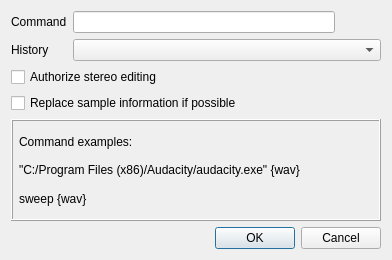
Qt form sources/editor/tools/external_command/toolexternalcommand_gui.ui (davy7125/polyphone) before a commit.
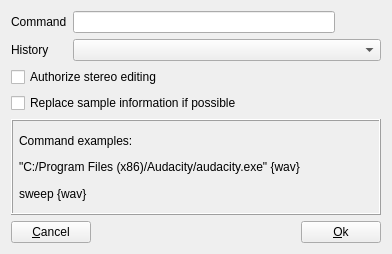
The same form after that commit. Icons and pictures are not drawn.

```diff
--- a/sources/editor/tools/external_command/toolexternalcommand_gui.ui
+++ b/sources/editor/tools/external_command/toolexternalcommand_gui.ui
@@ -7,7 +7,7 @@
     <x>0</x>
     <y>0</y>
     <width>392</width>
-    <height>260</height>
+    <height>254</height>
    </rect>
   </property>
   <property name="windowTitle">
@@ -123,14 +123,35 @@
     </widget>
    </item>
    <item row="5" column="0" colspan="3">
-    <widget class="QDialogButtonBox" name="buttonBox">
-     <property name="orientation">
-      <enum>Qt::Horizontal</enum>
-     </property>
-     <property name="standardButtons">
-      <set>QDialogButtonBox::Cancel|QDialogButtonBox::Ok</set>
-     </property>
-    </widget>
+    <layout class="QHBoxLayout" name="horizontalLayout">
+     <item>
+      <widget class="QPushButton" name="pushCancel">
+       <property name="text">
+        <string>&amp;Cancel</string>
+       </property>
+      </widget>
+     </item>
+     <item>
+      <spacer name="horizontalSpacer">
+       <property name="orientation">
+        <enum>Qt::Horizontal</enum>
+       </property>
+       <property name="sizeHint" stdset="0">
+        <size>
+         <width>40</width>
+         <height>20</height>
+        </size>
+       </property>
+      </spacer>
+     </item>
+     <item>
+      <widget class="QPushButton" name="pushOk">
+       <property name="text">
+        <string>&amp;Ok</string>
+       </property>
+      </widget>
+     </item>
+    </layout>
    </item>
   </layout>
  </widget>
```
Left out of the diff: 100 changed lines with no effect on the pictures.
